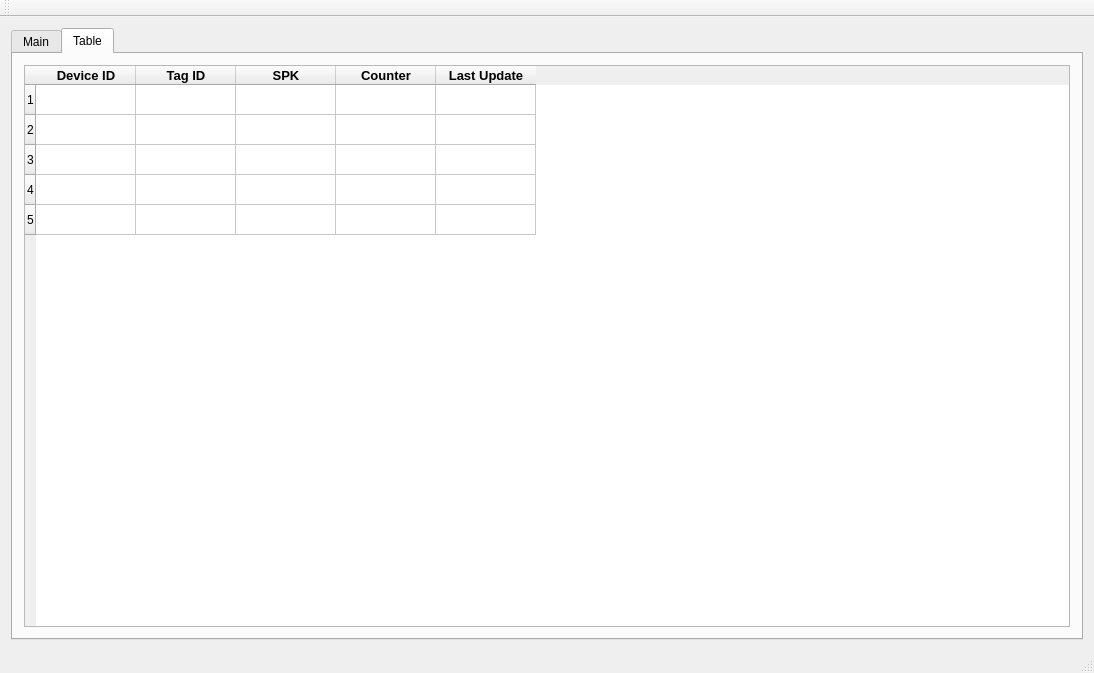
Above: mainwindow.ui from HarisFaris17/NFC-SPK-Gateway before the change. Below: the same form after it.
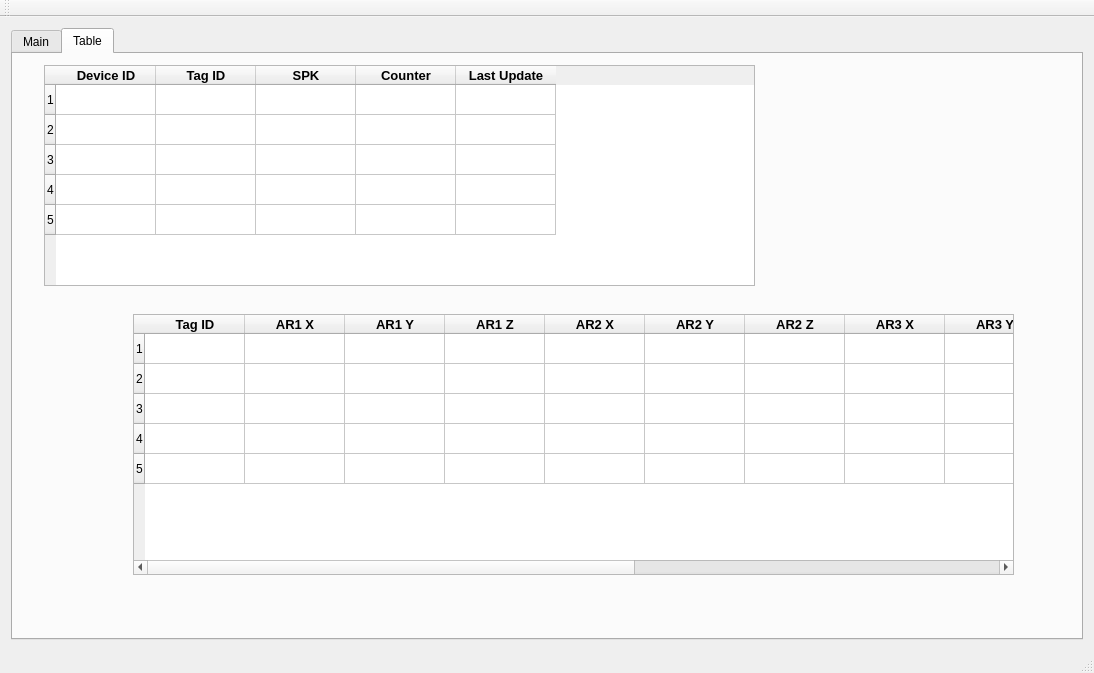
That is the form after the change.

```diff
--- a/mainwindow.ui
+++ b/mainwindow.ui
@@ -251,9 +251,15 @@
        <attribute name="title">
         <string>Table</string>
        </attribute>
-       <layout class="QHBoxLayout" name="horizontalLayout_4">
-        <item>
-         <widget class="QTableWidget" name="tableWidget">
+       <widget class="QTableWidget" name="tableWidgetCounting">
+        <property name="geometry">
+         <rect>
+          <x>31</x>
+          <y>11</y>
+          <width>711</width>
+          <height>221</height>
+         </rect>
+        </property>
           <property name="rowCount">
            <number>5</number>
           </property>
@@ -323,8 +329,192 @@
            </property>
           </column>
          </widget>
-        </item>
-       </layout>
+       <widget class="QTableWidget" name="tableWidgetLocation">
+        <property name="geometry">
+         <rect>
+          <x>120</x>
+          <y>260</y>
+          <width>881</width>
+          <height>261</height>
+         </rect>
+        </property>
+        <property name="rowCount">
+         <number>5</number>
+        </property>
+        <row/>
+        <row/>
+        <row/>
+        <row/>
+        <row/>
+        <column>
+         <property name="text">
+          <string>Tag ID</string>
+         </property>
+         <property name="font">
+          <font>
+           <pointsize>10</pointsize>
+           <weight>75</weight>
+           <bold>true</bold>
+          </font>
+         </property>
+        </column>
+        <column>
+         <property name="text">
+          <string>AR1 X</string>
+         </property>
+         <property name="font">
+          <font>
+           <pointsize>10</pointsize>
+           <weight>75</weight>
+           <bold>true</bold>
+          </font>
+         </property>
+        </column>
+        <column>
+         <property name="text">
+          <string>AR1 Y</string>
+         </property>
+         <property name="font">
+          <font>
+           <pointsize>10</pointsize>
+           <weight>75</weight>
+           <bold>true</bold>
+          </font>
+         </property>
+        </column>
+        <column>
+         <property name="text">
+          <string>AR1 Z</string>
+         </property>
+         <property name="font">
+          <font>
+           <pointsize>10</pointsize>
+           <weight>75</weight>
+           <bold>true</bold>
+          </font>
+         </property>
+        </column>
+        <column>
+         <property name="text">
+          <string>AR2 X</string>
+         </property>
+         <property name="font">
+          <font>
+           <pointsize>10</pointsize>
+           <weight>75</weight>
+           <bold>true</bold>
+          </font>
+         </property>
+        </column>
+        <column>
+         <property name="text">
+          <string>AR2 Y</string>
+         </property>
+         <property name="font">
+          <font>
+           <pointsize>10</pointsize>
+           <weight>75</weight>
+           <bold>true</bold>
+          </font>
+         </property>
+        </column>
+        <column>
+         <property name="text">
+          <string>AR2 Z</string>
+         </property>
+         <property name="font">
+          <font>
+           <pointsize>10</pointsize>
+           <weight>75</weight>
+           <bold>true</bold>
+          </font>
+         </property>
+        </column>
+        <column>
+         <property name="text">
+          <string>AR3 X</string>
+         </property>
+         <property name="font">
+          <font>
+           <pointsize>10</pointsize>
+           <weight>75</weight>
+           <bold>true</bold>
+          </font>
+         </property>
+        </column>
+        <column>
+         <property name="text">
+          <string>AR3 Y</string>
+         </property>
+         <property name="font">
+          <font>
+           <pointsize>10</pointsize>
+           <weight>75</weight>
+           <bold>true</bold>
+          </font>
+         </property>
+        </column>
+        <column>
+         <property name="text">
+          <string>AR3 Z</string>
+         </property>
+         <property name="font">
+          <font>
+           <pointsize>10</pointsize>
+           <weight>75</weight>
+           <bold>true</bold>
+          </font>
+         </property>
+        </column>
+        <column>
+         <property name="text">
+          <string>AR4 X</string>
+         </property>
+         <property name="font">
+          <font>
+           <pointsize>10</pointsize>
+           <weight>75</weight>
+           <bold>true</bold>
+          </font>
+         </property>
+        </column>
+        <column>
+         <property name="text">
+          <string>AR4 Y</string>
+         </property>
+         <property name="font">
+          <font>
+           <pointsize>10</pointsize>
+           <weight>75</weight>
+           <bold>true</bold>
+          </font>
+         </property>
+        </column>
+        <column>
+         <property name="text">
+          <string>AR4 Z</string>
+         </property>
+         <property name="font">
+          <font>
+           <pointsize>10</pointsize>
+           <weight>75</weight>
+           <bold>true</bold>
+          </font>
+         </property>
+        </column>
+        <column>
+         <property name="text">
+          <string>Last Update</string>
+         </property>
+         <property name="font">
+          <font>
+           <pointsize>10</pointsize>
+           <weight>75</weight>
+           <bold>true</bold>
+          </font>
+         </property>
+        </column>
+       </widget>
       </widget>
      </widget>
     </item>
```
Lines whose indentation alone changed are shown as unchanged.
